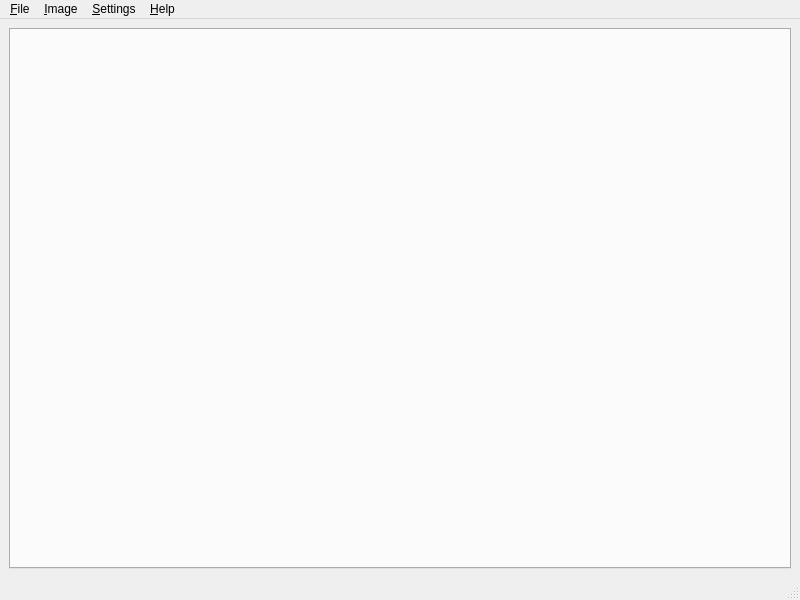
The window that src/qtui/kitsuneui.ui (georgjz/kitsune) describes before a commit, drawn with Qt 5.
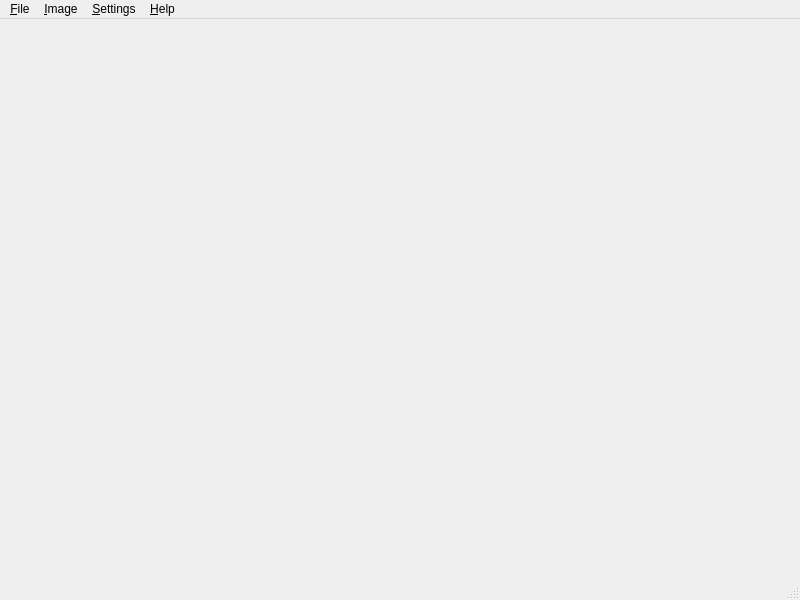
The same window after the commit.

The edit to the form file:
```diff
--- a/src/qtui/kitsuneui.ui
+++ b/src/qtui/kitsuneui.ui
@@ -21,7 +21,7 @@
        <enum>QTabWidget::Triangular</enum>
       </property>
       <property name="documentMode">
-       <bool>false</bool>
+       <bool>true</bool>
       </property>
       <property name="tabsClosable">
        <bool>true</bool>
```
